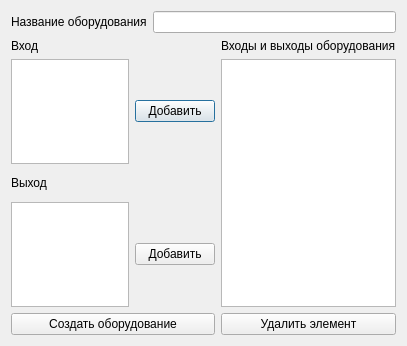
This is equipmentcreator.ui in VampireVol/NetworkDiagramEditor as Qt 5 draws it before an edit. The edited form follows.
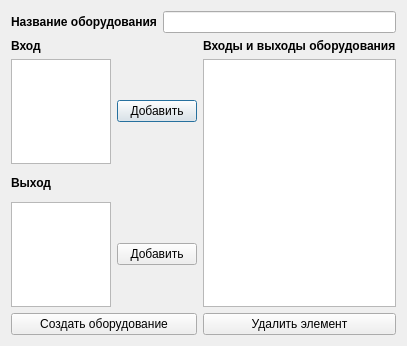
This is the edited form.

The edit to the form file:
```diff
--- a/equipmentcreator.ui
+++ b/equipmentcreator.ui
@@ -19,7 +19,7 @@
      <item>
       <widget class="QLabel" name="labelName">
        <property name="text">
-        <string>Название оборудования</string>
+        <string>&lt;html&gt;&lt;head/&gt;&lt;body&gt;&lt;p&gt;&lt;span style=&quot; font-weight:600;&quot;&gt;Название оборудования&lt;/span&gt;&lt;/p&gt;&lt;/body&gt;&lt;/html&gt;</string>
        </property>
       </widget>
      </item>
@@ -31,14 +31,14 @@
    <item row="3" column="3">
     <widget class="QLabel" name="label">
      <property name="text">
-      <string>Входы и выходы оборудования</string>
+      <string>&lt;html&gt;&lt;head/&gt;&lt;body&gt;&lt;p&gt;&lt;span style=&quot; font-weight:600;&quot;&gt;Входы и выходы оборудования&lt;/span&gt;&lt;/p&gt;&lt;/body&gt;&lt;/html&gt;</string>
      </property>
     </widget>
    </item>
    <item row="7" column="1">
     <widget class="QLabel" name="labelOut">
      <property name="text">
-      <string>Выход</string>
+      <string>&lt;html&gt;&lt;head/&gt;&lt;body&gt;&lt;p&gt;&lt;span style=&quot; font-weight:600;&quot;&gt;Выход&lt;/span&gt;&lt;/p&gt;&lt;/body&gt;&lt;/html&gt;</string>
      </property>
     </widget>
    </item>
@@ -48,7 +48,7 @@
    <item row="3" column="1">
     <widget class="QLabel" name="labelIn">
      <property name="text">
-      <string>Вход</string>
+      <string>&lt;html&gt;&lt;head/&gt;&lt;body&gt;&lt;p&gt;&lt;span style=&quot; font-weight:600;&quot;&gt;Вход&lt;/span&gt;&lt;/p&gt;&lt;/body&gt;&lt;/html&gt;</string>
      </property>
     </widget>
    </item>
```
